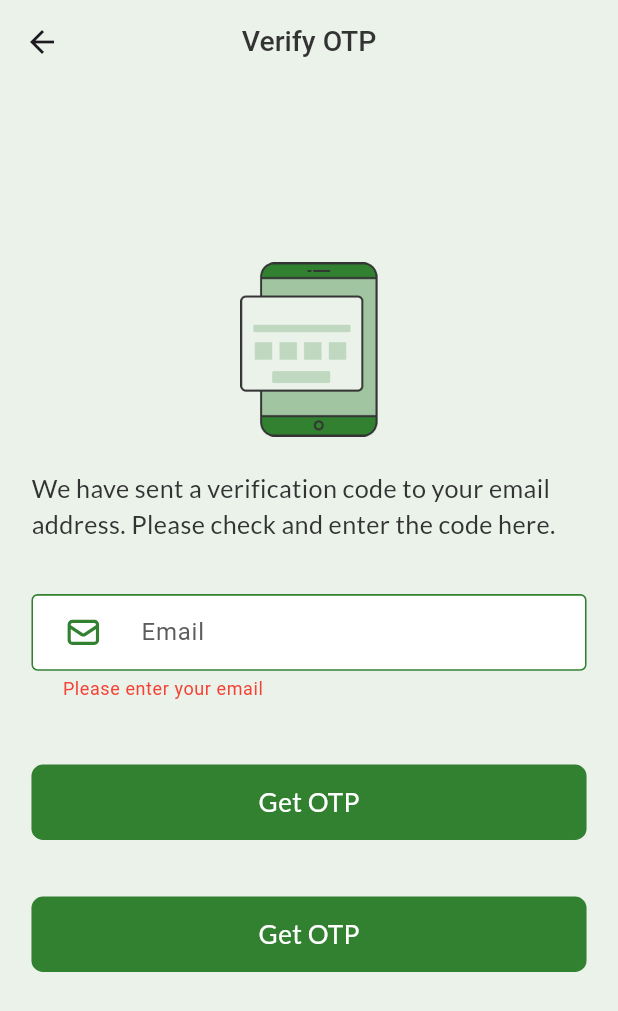
After one commit to mrswapon/Spotlyt-Task, a Flutter app: the ForgotPasswordScreen screen opened by its route, after a tap on "Get OTP", on a phone screen of 412 x 824 dp. The commit adds this screen. Shown: the top 1011 px of the screen. Run offline on Flutter 3.47's test engine with Material 3 defaults, Android fonts, the phone set to English and light mode, and no system bars; our stand-ins replace curved_labeled_navigation_bar, flutter_screenutil, flutter_svg, get, pin_code_fields; Roboto replaces fonts that are missing (Lato/M 18, Lato/R 16).

Commit message:
Forgot password screen 50% done

```diff
--- a/lib/routes/app_routes.dart
+++ b/lib/routes/app_routes.dart
@@ -1,4 +1,5 @@
 import 'package:get/get.dart';
+import '../views/screens/auth/forgotPasswordScreen/forgot_password_screen.dart';
 import '../views/screens/auth/selectroleScreen/selectrole_screen.dart';
 import '../views/screens/auth/signInScreen/sign_in_screen.dart';
 import '../views/screens/auth/signUpScreen/sign_up_screen.dart';
@@ -13,6 +14,7 @@ class AppRoutes {
   static const String signInScreen = "/sign_in_screen.dart";
   static const String servicesScreen = "/ServicesScreen.dart";
   static const String bottomNavBar = "/BottomNavBar.dart";
+  static const String forgotPasswordScreen = "/forgot_password_screen.dart";
 
   static List<GetPage> get routes => [
         GetPage(name: selectroleScreen, page: () => SelectroleScreen()),
@@ -21,5 +23,6 @@ class AppRoutes {
         GetPage(name: signInScreen, page: () => SignInScreen()),
         GetPage(name: servicesScreen, page: () => ServicesScreen()),
         GetPage(name: bottomNavBar, page: () => BottomNavBar()),
+        GetPage(name: forgotPasswordScreen, page: () => ForgotPasswordScreen()),
       ];
 }
--- a/lib/utils/app_strings.dart
+++ b/lib/utils/app_strings.dart
@@ -33,6 +33,12 @@ class AppString {
   static String dontHaveAccount = "Don’t have an account?";
   static String password = "Password";
 
+//==========================> Forgot password Screen <=============================
+  static String forgotpassword = "Forgot password";
+  static String enterEmail = "Enter email address to reset password.";
+  static String getOTP = "Get OTP";
+
+
   ///----------------------------services screen----------------------------------------->
   static String requestForService = "Request for a Service";
   static String selectCategoryThatYouWantService = "Select Category that you want service for";
--- /dev/null
+++ b/lib/views/screens/auth/forgotPasswordScreen/InnerWidget/forgot_form.dart
@@ -0,0 +1,76 @@
+import 'package:flutter/material.dart';
+import 'package:flutter_screenutil/flutter_screenutil.dart';
+import 'package:flutter_svg/svg.dart';
+import 'package:get/get.dart';
+import '../../../../../routes/app_routes.dart';
+import '../../../../../utils/app_colors.dart';
+import '../../../../../utils/app_icons.dart';
+import '../../../../../utils/app_strings.dart';
+import '../../../../widgets/custom_button.dart';
+import '../../../../widgets/custom_text_field.dart';
+
+class ForgotForm extends StatefulWidget {
+  const ForgotForm({super.key});
+
+  @override
+  State<ForgotForm> createState() => _ForgotFormState();
+}
+
+class _ForgotFormState extends State<ForgotForm> {
+  final GlobalKey<FormState> _formKey = GlobalKey<FormState>();
+  final TextEditingController _emailController = TextEditingController();
+  @override
+  Widget build(BuildContext context) {
+    return Column(
+      children: [
+        Form(
+          key: _formKey,
+          child: Column(
+            crossAxisAlignment: CrossAxisAlignment.end,
+            children: [
+              SizedBox(height: 11.h),
+              //===============================> Email Text-field <===============================
+              CustomTextField(
+                contenpaddingHorizontal: 16.w,
+                contenpaddingVertical: 14.h,
+                controller: _emailController,
+                prefixIcon: _customIcons(AppIcons.mail),
+                hintText: AppString.email,
+                validator: (value) {
+                  if (value == null || value.isEmpty) {
+                    return "Please enter your email";
+                  }
+                  return null;
+                },
+              ),
+              //===============================> Sign Up Button <===============================
+              SizedBox(height: 44.h),
+              CustomButton(
+                  title: AppString.getOTP,
+                  onpress: () {
+                    if (_formKey.currentState!.validate()) {
+                      Get.offAllNamed(AppRoutes.verifyOtpScreen);
+                    }
+                  }),
+            ],
+          ),
+        )
+      ],
+    );
+  }
+
+  //===============================> Custom Icons Method <===============================
+  _customIcons(
+      String icon,
+      ) {
+    return Padding(
+      padding: EdgeInsets.symmetric(horizontal: 21.w),
+      child: SvgPicture.asset(
+        icon,
+        color: AppColors.primaryColor,
+        height: 24.h,
+        width: 24.w,
+      ),
+    );
+  }
+}
--- /dev/null
+++ b/lib/views/screens/auth/forgotPasswordScreen/forgot_password_screen.dart
@@ -0,0 +1,65 @@
+import 'package:flutter/material.dart';
+import 'package:flutter_screenutil/flutter_screenutil.dart';
+import 'package:get/get.dart';
+
+import '../../../../routes/app_routes.dart';
+import '../../../../utils/app_images.dart';
+import '../../../../utils/app_strings.dart';
+import '../../../widgets/custom_button.dart';
+import '../../../widgets/custom_text.dart';
+import 'InnerWidget/forgot_form.dart';
+
+class ForgotPasswordScreen extends StatelessWidget {
+  const ForgotPasswordScreen({super.key});
+
+  @override
+  Widget build(BuildContext context) {
+    return  Scaffold(
+      resizeToAvoidBottomInset: false,
+      //===============================> AppBar Section <===============================
+      appBar: AppBar(
+        title: CustomText(
+          text: AppString.verifyOTP,
+          fontName: 'Lato/M 18',
+          fontsize: 18.sp,
+          fontWeight: FontWeight.w500,
+        ),
+        centerTitle: true,
+      ),
+      //===============================> Body Section <===============================
+      body: SingleChildScrollView(
+        child: Padding(
+          padding: EdgeInsets.symmetric(horizontal: 20.w),
+          child: Column(
+            crossAxisAlignment: CrossAxisAlignment.center,
+            children: [
+              //=================================> PasswordOutline Image Section <===============================
+              SizedBox(height: 123.h),
+              Center(
+                  child: Image.asset(AppImages.passwordOutline,
+                      width: 94.5.w, height: 120.h)),
+              SizedBox(height: 24.h),
+              CustomText(
+                textAlign: TextAlign.start,
+                maxline: 5,
+                text: AppString.weHaveSent,
+                fontName: 'Lato',
+                fontsize: 16.sp,
+              ),
+              //=================================> PinCodeField Section <===============================
+              SizedBox(height: 24.h),
+              ForgotForm(),
+              //=================================> Didn’t recieve the code? Section <===============================
+
+              //=================================>  Section <===============================
+              SizedBox(height: 39.h),
+              CustomButton(title: AppString.getOTP, onpress: () {
+                Get.toNamed(AppRoutes.signInScreen);
+              })
+            ],
+          ),
+        ),
+      ),
+    );
+  }
+}
--- a/lib/views/screens/auth/signInScreen/InnerWidget/text_form_section.dart
+++ b/lib/views/screens/auth/signInScreen/InnerWidget/text_form_section.dart
@@ -17,10 +17,10 @@ class TextFormSection extends StatefulWidget {
   const TextFormSection({super.key});
 
   @override
-  State<TextFormSection> createState() => _TextfieldSectionState();
+  State<TextFormSection> createState() => _TextFormSectionState();
 }
 
-class _TextfieldSectionState extends State<TextFormSection> {
+class _TextFormSectionState extends State<TextFormSection> {
   final GlobalKey<FormState> _formKey = GlobalKey<FormState>();
   final TextEditingController _emailController = TextEditingController();
   final TextEditingController _passController = TextEditingController();
```
